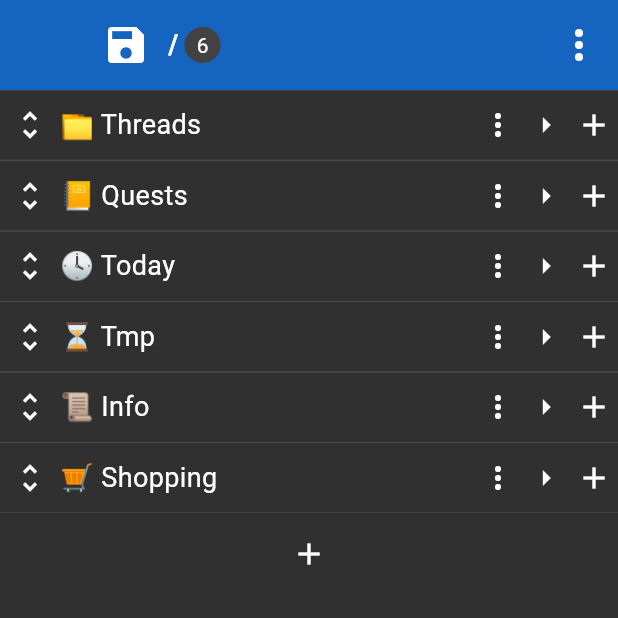
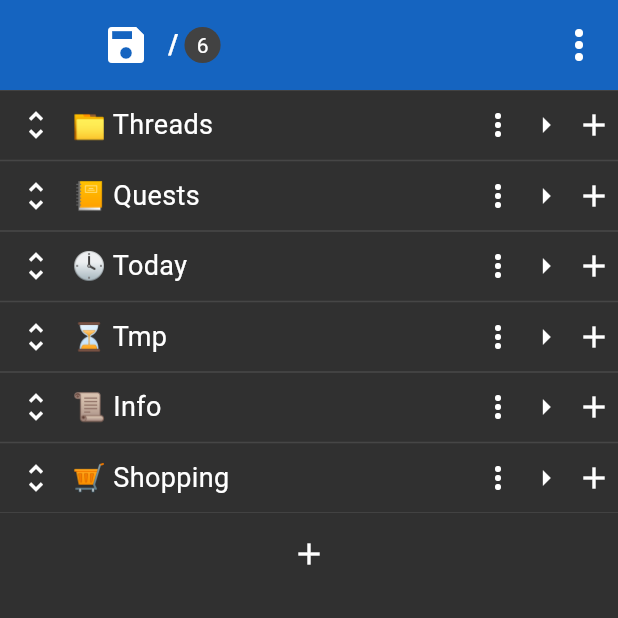
Before and after one commit to igrek51/todotree, a Flutter app: the screen it shows after launch, on a phone screen of 412 x 824 dp, the top half of it. Run offline on Flutter 3.47's test engine with Material 3 defaults, Android fonts, the phone set to English and light mode, and no system bars; drawn by our look-alikes of flutter_slidable; our stand-ins replace confetti, file_picker, permission_handler, settings_ui, shared_preferences, yaml; missing offline and left inert: move_to_background, window_manager, yaml_writer.

Commit message:
INcrease reoder Button area

```diff
--- a/lib/app/app.dart
+++ b/lib/app/app.dart
@@ -5,7 +5,6 @@ import 'package:todotree/app/factory.dart';
 import 'package:todotree/services/clipboard_manager.dart';
 import 'package:todotree/services/info_service.dart';
 import 'package:todotree/services/settings_provider.dart';
-import 'package:todotree/services/shortcut_handler.dart';
 import 'package:todotree/util/logger.dart';
 import 'package:todotree/services/main_menu_runner.dart';
 import 'package:todotree/services/tree_traverser.dart';
--- a/lib/views/editor/editor_widget.dart
+++ b/lib/views/editor/editor_widget.dart
@@ -177,6 +177,7 @@ class EditorWidget extends StatelessWidget {
         },
       ),
       FlatButton(
+        icon: Icon(Icons.keyboard),
         label: editorState.numericKeyboard ? 'ABC' : '123',
         onPressed: () {
           safeExecute(() {
--- a/lib/views/tree_browser/browser_widget.dart
+++ b/lib/views/tree_browser/browser_widget.dart
@@ -17,6 +17,7 @@ import 'package:todotree/views/tree_browser/browser_state.dart';
 const double _iconButtonInternalSize = 24;
 const double _iconButtonPaddingVertical = 8;
 const double _iconButtonPaddingHorizontal = 4;
+const double _reoderButtonPaddingHorizontal = 12;
 
 class BrowserWidget extends StatefulWidget {
   const BrowserWidget({super.key});
@@ -307,7 +308,7 @@ class TreeItemRow extends StatelessWidget {
         );
       }
       return SizedBox(
-        width: 40,
+        width: 48,
         child: sizedBoxChild,
       );
     } else {
@@ -325,7 +326,8 @@ class TreeItemRow extends StatelessWidget {
               size: _iconButtonInternalSize,
               color: Colors.white,
             ),
-            padding: EdgeInsets.all(_iconButtonPaddingVertical),
+            padding:
+                EdgeInsets.symmetric(vertical: _iconButtonPaddingVertical, horizontal: _reoderButtonPaddingHorizontal),
             constraints: BoxConstraints(),
             style: const ButtonStyle(tapTargetSize: MaterialTapTargetSize.shrinkWrap),
             onPressed: () {
```
